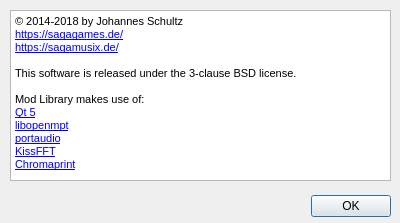
First picture: the form in Mod Library/about.ui, repository sagamusix/ModLibrary, before the edit.
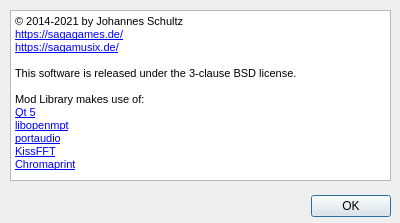
Second picture: the form after the edit.

What changed in the file:
```diff
--- a/Mod Library/about.ui
+++ b/Mod Library/about.ui
@@ -43,7 +43,7 @@
 &lt;html&gt;&lt;head&gt;&lt;meta name=&quot;qrichtext&quot; content=&quot;1&quot; /&gt;&lt;style type=&quot;text/css&quot;&gt;
 p, li { white-space: pre-wrap; }
 &lt;/style&gt;&lt;/head&gt;&lt;body style=&quot; font-family:'MS Shell Dlg 2'; font-size:8.25pt; font-weight:400; font-style:normal;&quot;&gt;
-&lt;p style=&quot; margin-top:0px; margin-bottom:0px; margin-left:0px; margin-right:0px; -qt-block-indent:0; text-indent:0px;&quot;&gt;&lt;span style=&quot; font-size:8pt;&quot;&gt;© 2014-2018 by Johannes Schultz&lt;/span&gt;&lt;/p&gt;
+&lt;p style=&quot; margin-top:0px; margin-bottom:0px; margin-left:0px; margin-right:0px; -qt-block-indent:0; text-indent:0px;&quot;&gt;&lt;span style=&quot; font-size:8pt;&quot;&gt;© 2014-2021 by Johannes Schultz&lt;/span&gt;&lt;/p&gt;
 &lt;p style=&quot; margin-top:0px; margin-bottom:0px; margin-left:0px; margin-right:0px; -qt-block-indent:0; text-indent:0px;&quot;&gt;&lt;a href=&quot;https://sagagames.de/&quot;&gt;&lt;span style=&quot; font-size:8pt; text-decoration: underline; color:#0000ff;&quot;&gt;https://sagagames.de/&lt;/span&gt;&lt;/a&gt;&lt;/p&gt;
 &lt;p style=&quot; margin-top:0px; margin-bottom:0px; margin-left:0px; margin-right:0px; -qt-block-indent:0; text-indent:0px;&quot;&gt;&lt;a href=&quot;https://sagamusix.de/&quot;&gt;&lt;span style=&quot; font-size:8pt; text-decoration: underline; color:#0000ff;&quot;&gt;https://sagamusix.de/&lt;/span&gt;&lt;/a&gt;&lt;/p&gt;
 &lt;p style=&quot;-qt-paragraph-type:empty; margin-top:0px; margin-bottom:0px; margin-left:0px; margin-right:0px; -qt-block-indent:0; text-indent:0px; font-size:8pt;&quot;&gt;&lt;br /&gt;&lt;/p&gt;
```
